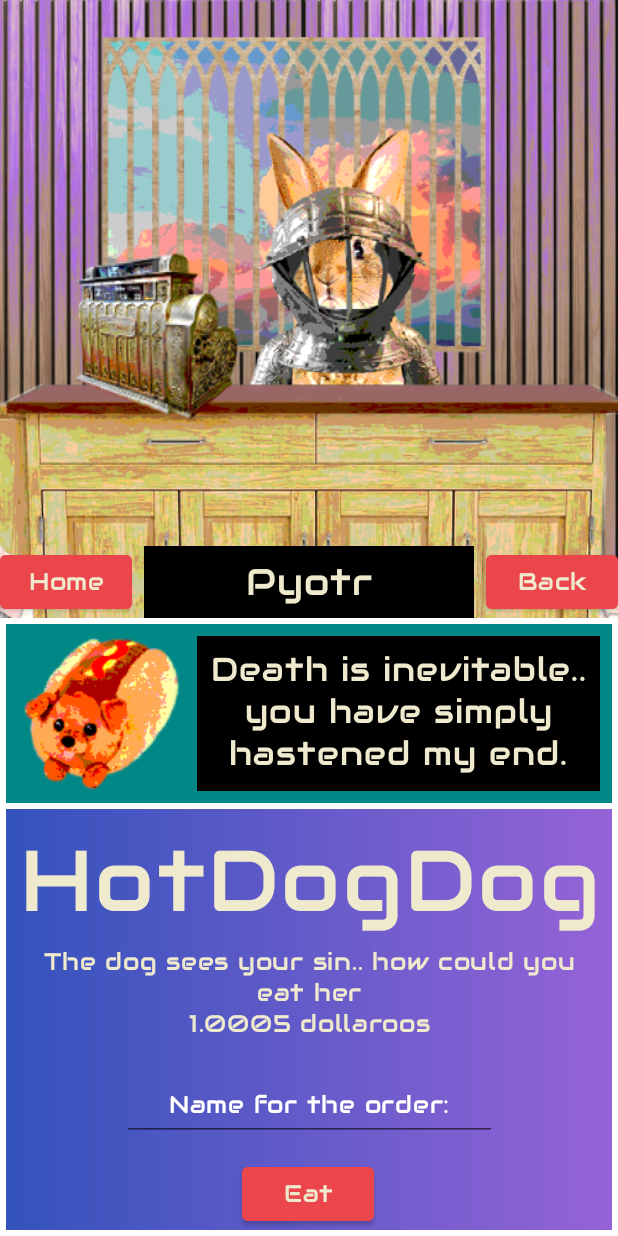
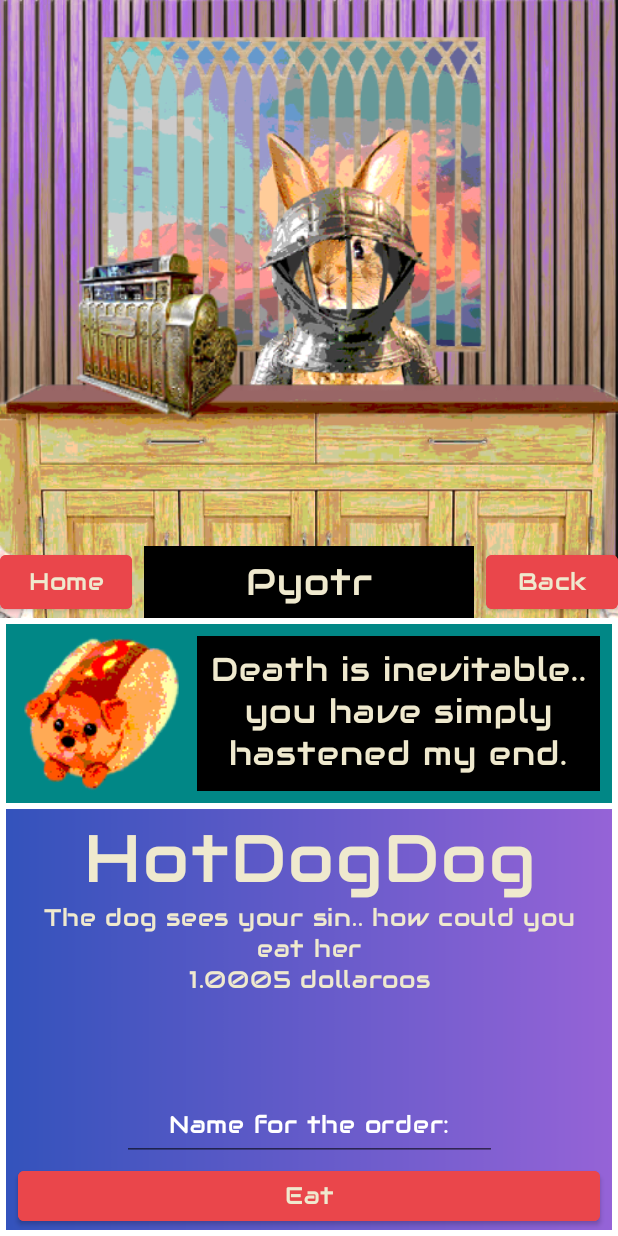
Before and after one commit to FalseNor/coffeeGame, an Android app: the PurchaseFragment screen opened through its navigation route, on a phone screen of 412 x 824 dp. Run offline under Robolectric (Android 15) with nearby library versions, the phone set to English and light mode, and no system bars.

Commit message:
mild cleanup; replaced some strings, added image files for unimplemented fourth shift, added new cafe picture
Signed-off-by: literate gamer <rareliterategamer@gmail.com>

```diff
--- a/app/src/main/res/layout/fragment_purchase.xml
+++ b/app/src/main/res/layout/fragment_purchase.xml
@@ -33,7 +33,21 @@
         android:layout_width="wrap_content"
         android:layout_height="wrap_content"
         android:orientation="horizontal"
-        app:layout_constraintGuide_percent=".85" />
+        app:layout_constraintGuide_percent=".88" />
+
+    <androidx.constraintlayout.widget.Guideline
+        android:id="@+id/hated_bottomest_guideline"
+        android:layout_width="wrap_content"
+        android:layout_height="wrap_content"
+        android:orientation="horizontal"
+        app:layout_constraintGuide_percent=".94" />
+
+    <androidx.constraintlayout.widget.Guideline
+        android:id="@+id/under_title_guideline"
+        android:layout_width="wrap_content"
+        android:layout_height="wrap_content"
+        android:orientation="horizontal"
+        app:layout_constraintGuide_percent=".73" />
 
     <ImageView
         android:id="@+id/purchase_screen_character_image"
@@ -74,6 +88,7 @@
         android:layout_marginStart="4dp"
         android:layout_marginTop="4dp"
         android:layout_marginEnd="4dp"
+        android:importantForAccessibility="no"
         android:scaleType="centerCrop"
         android:src="@drawable/better_text_box"
         app:layout_constraintBottom_toTopOf="@+id/purchase_fragment_under_half_guideline"
@@ -82,8 +97,7 @@
         app:layout_constraintStart_toStartOf="parent"
         app:layout_constraintTop_toTopOf="@+id/purchase_fragment_half_guideline"
         app:layout_constraintVertical_bias="0.0"
-        app:tint="@color/teal_700"
-        android:importantForAccessibility="no" />
+        app:tint="@color/teal_700" />
 
     <TextView
         android:id="@+id/item_title_text_view"
@@ -95,7 +109,7 @@
         android:layout_marginEnd="8dp"
         android:text="@string/item_name_default"
         app:autoSizeTextType="uniform"
-        app:layout_constraintBottom_toTopOf="@+id/item_description_text_view"
+        app:layout_constraintBottom_toTopOf="@+id/under_title_guideline"
         app:layout_constraintEnd_toEndOf="@+id/purchase_screen_text_box_bg"
         app:layout_constraintStart_toStartOf="@+id/purchase_screen_text_box_bg"
         app:layout_constraintTop_toTopOf="@+id/purchase_screen_text_box_bg" />
@@ -107,9 +121,10 @@
         android:layout_height="wrap_content"
         android:text="@string/item_desciption_default"
         app:autoSizeTextType="uniform"
-        app:layout_constraintBottom_toTopOf="@+id/item_price_text_view"
         app:layout_constraintEnd_toEndOf="@+id/item_title_text_view"
-        app:layout_constraintStart_toStartOf="@+id/item_title_text_view" />
+        app:layout_constraintStart_toStartOf="@+id/item_title_text_view"
+        app:layout_constraintTop_toTopOf="@+id/under_title_guideline"
+        tools:ignore="TextContrastCheck" />
 
     <TextView
         android:id="@+id/item_price_text_view"
@@ -118,28 +133,29 @@
         android:layout_height="wrap_content"
         android:layout_marginStart="8dp"
         android:layout_marginEnd="8dp"
-        android:layout_marginBottom="8dp"
         android:text="@string/item_price_default"
         app:autoSizeTextType="uniform"
-        app:layout_constraintBottom_toTopOf="@+id/bottom_horizontal_guideline"
         app:layout_constraintEnd_toEndOf="@+id/purchase_screen_text_box_bg"
         app:layout_constraintStart_toStartOf="@+id/purchase_screen_text_box_bg"
+        app:layout_constraintTop_toBottomOf="@+id/item_description_text_view"
         tools:ignore="TextContrastCheck" />
 
     <Button
         android:id="@+id/eat_button"
         style="@style/DescriptionTextView"
-        android:layout_width="wrap_content"
-        android:layout_height="wrap_content"
+        android:layout_width="0dp"
+        android:layout_height="0dp"
         android:layout_marginStart="8dp"
         android:layout_marginEnd="8dp"
         android:backgroundTint="@color/salmon"
+        android:maxWidth="320dp"
+        android:minHeight="48dp"
         android:text="@string/eat"
         app:layout_constraintBottom_toBottomOf="@+id/purchase_screen_text_box_bg"
         app:layout_constraintEnd_toEndOf="@+id/purchase_screen_text_box_bg"
-        app:layout_constraintHorizontal_bias="0.497"
         app:layout_constraintStart_toStartOf="@+id/purchase_screen_text_box_bg"
-        tools:ignore="TextContrastCheck" />
+        app:layout_constraintTop_toTopOf="@+id/hated_bottomest_guideline"
+        tools:ignore="TextContrastCheck,VisualLintButtonSize" />
 
     <com.google.android.material.textfield.TextInputEditText
         android:id="@+id/order_name_input"
@@ -153,7 +169,7 @@
         android:inputType="textCapWords"
         android:minHeight="48dp"
         android:textColorHint="@color/white"
-        app:layout_constraintBottom_toTopOf="@+id/eat_button"
+        app:layout_constraintBottom_toTopOf="@+id/hated_bottomest_guideline"
         app:layout_constraintEnd_toEndOf="@+id/purchase_screen_text_box_bg"
         app:layout_constraintStart_toStartOf="@+id/purchase_screen_text_box_bg"
         app:layout_constraintTop_toTopOf="@+id/bottom_horizontal_guideline" />
--- a/app/src/main/res/layout/fragment_start.xml
+++ b/app/src/main/res/layout/fragment_start.xml
@@ -20,22 +20,23 @@
             android:src="@drawable/open_screen_background"
             app:layout_constraintBottom_toBottomOf="parent"
             app:layout_constraintEnd_toEndOf="parent"
+            app:layout_constraintHorizontal_bias="0.0"
             app:layout_constraintStart_toStartOf="parent"
-            app:layout_constraintTop_toTopOf="parent" />
+            app:layout_constraintTop_toTopOf="parent"
+            app:layout_constraintVertical_bias="0.0" />
 
         <ImageView
             android:id="@+id/coffee_building"
             android:layout_width="0dp"
-            android:layout_height="0dp"
+            android:layout_height="wrap_content"
             android:adjustViewBounds="true"
             android:baselineAlignBottom="false"
             android:importantForAccessibility="no"
-            android:src="@drawable/character_bust"
+            android:src="@drawable/open_screen_cafe"
             app:layout_constraintBottom_toBottomOf="parent"
             app:layout_constraintEnd_toEndOf="parent"
             app:layout_constraintHorizontal_bias="0.0"
             app:layout_constraintStart_toStartOf="parent"
-            app:layout_constraintTop_toBottomOf="@+id/start_text"
             app:layout_constraintVertical_bias="0.0"
             tools:ignore="VisualLintBounds,ImageContrastCheck" />
 
--- a/app/src/main/res/values/strings.xml
+++ b/app/src/main/res/values/strings.xml
@@ -91,7 +91,7 @@
     <string name="custom_conversation_button">custom_conversation_button</string>
     <string name="chat_screen_barista_name_display">chat_screen_barista_name_display</string>
     <string name="pyotr_custom_2">KONIG’S THEOREM. The maximum number v(G) of independent edges of a bipartite graph equals to the minimum number r(G) of points covering all edges</string>
-    <string name="pyotr_chat_2">pyotr_chat_2</string>
-    <string name="pyotr_advice_2">pyotr_advice_2</string>
+    <string name="pyotr_chat_2">Physics is fun! It\'s just hard to learn for the same reason it is so fun. Everything loops back into itself so beautifully.</string>
+    <string name="pyotr_advice_2">Without action, your dreams remain dreams! Take aim, and fire!</string>
     <string name="pyotr_custom_3">TUTTE\'s Theorem: A graph, G = (V, E), has a perfect matching if and only if for every subset U of V, the subgraph G − U has at most |U| odd components (connected components having an odd number of vertices). (|V | + |U| − o(G − U))</string>
 </resources>
```
Also changed, not shown: app/src/main/res/drawable/character_lidoo_storefront_night.png (added), app/src/main/res/drawable/open_screen_cafe.png (added), app/src/main/res/drawable/open_screen_coffee_building.png (deleted).
